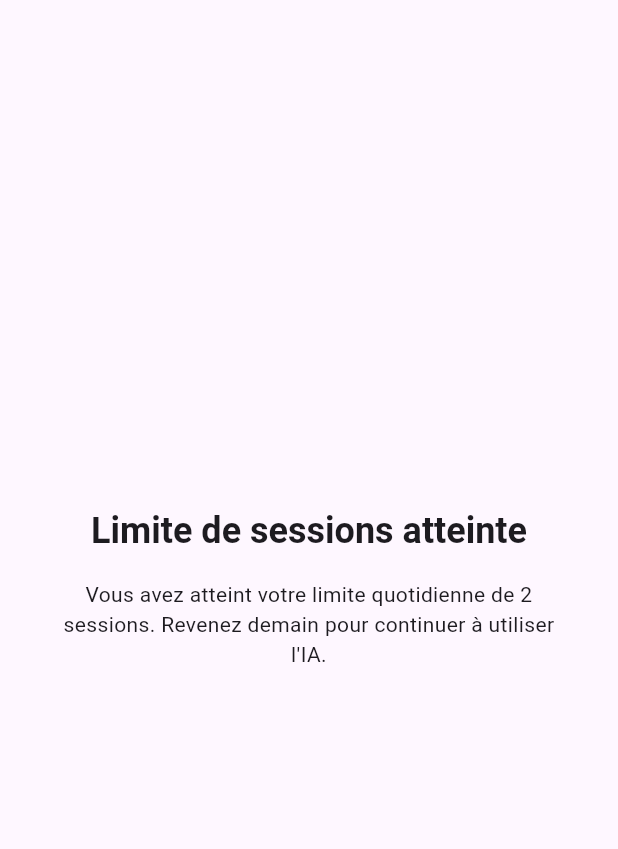
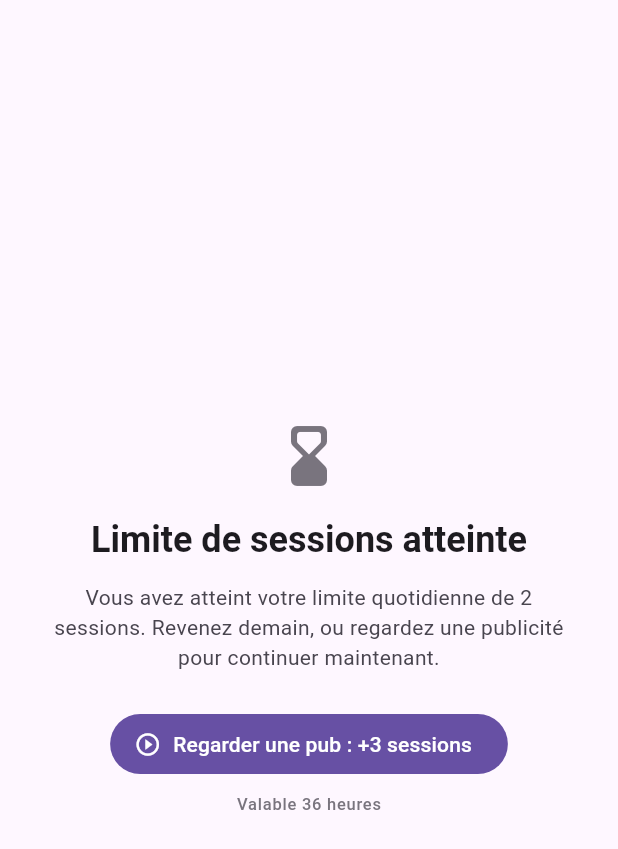
Before and after one commit to oseeshogun/work_code, a Flutter app: the SessionLimitView widget shown alone on an empty page, opened directly, on a phone screen of 412 x 824 dp. Shown: the top 849 px of the screen. Run offline on Flutter 3.47's test engine with Material 3 defaults, Android fonts, the phone set to English and light mode, and no system bars; drawn by our look-alikes of upgrader; our stand-ins replace adaptive_dialog, diacritic, drift, firebase_analytics, firebase_core, firebase_crashlytics and 14 more; missing offline and left inert: flutter_deepseek, fuzzy, markdown_widget, sqlite3, string_extensions; accounts and stored records are empty; generated files the repository leaves out were written again; network calls fail.

Commit message:
feat: Enhance session limit management with bonus sessions and ad integration

```diff
--- a/lib/core/config/env.dart
+++ b/lib/core/config/env.dart
@@ -1,6 +1,7 @@
 abstract class Env {
   static const String articleBannerAdUnitId = String.fromEnvironment('articleBannerAdUnitId');
   static const String appOpenAdUnitId = String.fromEnvironment('appOpenAdUnitId');
+  static const String aiRewardedAdUnitId = String.fromEnvironment('aiRewardedAdUnitId');
   static const String deepseekAPIKey = String.fromEnvironment('deepseekAPIKey');
   static const String deepseekApiUrl = 'https://api.deepseek.com';
 }
--- /dev/null
+++ b/lib/core/services/rewarded_ad_manager.dart
@@ -0,0 +1,58 @@
+import 'package:codedutravail/core/config/env.dart';
+import 'package:google_mobile_ads/google_mobile_ads.dart';
+
+class RewardedAdManager {
+  RewardedAd? _rewardedAd;
+  bool _isLoadingAd = false;
+
+  bool get isAdAvailable => _rewardedAd != null;
+
+  void loadAd() {
+    if (_isLoadingAd || isAdAvailable) return;
+    _isLoadingAd = true;
+    RewardedAd.load(
+      adUnitId: Env.aiRewardedAdUnitId,
+      request: const AdRequest(),
+      rewardedAdLoadCallback: RewardedAdLoadCallback(
+        onAdLoaded: (ad) {
+          _isLoadingAd = false;
+          _rewardedAd = ad;
+        },
+        onAdFailedToLoad: (_) {
+          _isLoadingAd = false;
+        },
+      ),
+    );
+  }
+
+  /// Shows the cached ad if one is ready. [onRewardEarned] fires only once the
+  /// user has watched enough of the ad to earn the reward. If no ad is ready
+  /// yet, [onAdUnavailable] fires immediately and a new one starts loading.
+  void showAd({required void Function() onRewardEarned, void Function()? onAdUnavailable}) {
+    final ad = _rewardedAd;
+    if (ad == null) {
+      onAdUnavailable?.call();
+      loadAd();
+      return;
+    }
+
+    _rewardedAd = null;
+    ad.fullScreenContentCallback = FullScreenContentCallback(
+      onAdFailedToShowFullScreenContent: (ad, _) {
+        ad.dispose();
+        loadAd();
+      },
+      onAdDismissedFullScreenContent: (ad) {
+        ad.dispose();
+        loadAd();
+      },
+    );
+
+    ad.show(onUserEarnedReward: (_, _) => onRewardEarned());
+  }
+
+  void dispose() {
+    _rewardedAd?.dispose();
+    _rewardedAd = null;
+  }
+}
--- a/lib/presentation/widgets/session_limit_view.dart
+++ b/lib/presentation/widgets/session_limit_view.dart
@@ -1,42 +1,91 @@
+import 'package:codedutravail/core/services/rewarded_ad_manager.dart';
+import 'package:codedutravail/domain/providers/chat/session_limit.dart';
 import 'package:flutter/material.dart';
+import 'package:flutter_hooks/flutter_hooks.dart';
 import 'package:hooks_riverpod/hooks_riverpod.dart';
 
-class SessionLimitView extends ConsumerWidget {
+class SessionLimitView extends HookConsumerWidget {
   final VoidCallback? onRetry;
 
   const SessionLimitView({super.key, this.onRetry});
 
   @override
   Widget build(BuildContext context, WidgetRef ref) {
-    return Column(
-      mainAxisAlignment: MainAxisAlignment.center,
+    final theme = Theme.of(context);
+    final adManager = useMemoized(() => RewardedAdManager()..loadAd());
+    useEffect(() => adManager.dispose, const []);
+    final isWatchingAd = useState(false);
+
+    void watchAd() {
+      isWatchingAd.value = true;
+      adManager.showAd(
+        onRewardEarned: () async {
+          await ref.read(sessionLimitProvider.notifier).grantBonusSessions();
+          isWatchingAd.value = false;
+          if (context.mounted) {
+            ScaffoldMessenger.of(context).showSnackBar(
+              SnackBar(content: Text('+$bonusSessionsPerAd sessions débloquées pour ${bonusSessionsDuration.inHours}h !')),
+            );
+          }
+        },
+        onAdUnavailable: () {
+          isWatchingAd.value = false;
+          if (context.mounted) {
+            ScaffoldMessenger.of(context).showSnackBar(
+              const SnackBar(content: Text("Publicité indisponible pour l'instant. Réessayez dans un instant.")),
+            );
+          }
+        },
+      );
+    }
+
+    return Center(
+      child: Padding(
+        padding: const EdgeInsets.symmetric(horizontal: 32),
+        child: Column(
+          mainAxisSize: MainAxisSize.min,
           children: [
+            Icon(Icons.hourglass_bottom_rounded, size: 48, color: theme.colorScheme.outline),
+            const SizedBox(height: 16),
             Text(
               'Limite de sessions atteinte',
-          style: Theme.of(context).textTheme.headlineSmall?.copyWith(fontWeight: FontWeight.bold),
+              style: theme.textTheme.headlineSmall?.copyWith(fontWeight: FontWeight.bold),
               textAlign: TextAlign.center,
             ),
-        const SizedBox(height: 16),
-        Padding(
-          padding: const EdgeInsets.symmetric(horizontal: 32.0),
-          child: Text(
-            'Vous avez atteint votre limite quotidienne de 2 sessions. Revenez demain pour continuer à utiliser l\'IA.',
-            style: Theme.of(
-              context,
-            ).textTheme.bodyMedium?.copyWith(color: Theme.of(context).textTheme.bodySmall?.color),
+            const SizedBox(height: 12),
+            Text(
+              'Vous avez atteint votre limite quotidienne de $maxSessionsPerDay sessions. Revenez demain, ou regardez '
+              'une publicité pour continuer maintenant.',
+              style: theme.textTheme.bodyMedium?.copyWith(color: theme.colorScheme.onSurfaceVariant),
               textAlign: TextAlign.center,
             ),
+            const SizedBox(height: 24),
+            FilledButton.icon(
+              onPressed: isWatchingAd.value ? null : watchAd,
+              icon:
+                  isWatchingAd.value
+                      ? const SizedBox(
+                        width: 18,
+                        height: 18,
+                        child: CircularProgressIndicator(strokeWidth: 2.5, color: Colors.white),
+                      )
+                      : const Icon(Icons.play_circle_outline),
+              label: Text(
+                isWatchingAd.value ? 'Chargement...' : 'Regarder une pub : +$bonusSessionsPerAd sessions',
               ),
-        const SizedBox(height: 24),
+            ),
+            const SizedBox(height: 8),
+            Text(
+              'Valable ${bonusSessionsDuration.inHours} heures',
+              style: theme.textTheme.labelSmall?.copyWith(color: theme.colorScheme.outline),
+            ),
+            if (onRetry != null) ...[
               const SizedBox(height: 16),
-        if (onRetry != null)
-          ElevatedButton.icon(
-            onPressed: onRetry,
-            icon: const Icon(Icons.refresh),
-            label: const Text('Réessayer'),
-            style: ElevatedButton.styleFrom(padding: const EdgeInsets.symmetric(horizontal: 24, vertical: 12)),
+              ElevatedButton.icon(onPressed: onRetry, icon: const Icon(Icons.refresh), label: const Text('Réessayer')),
+            ],
+          ],
         ),
-      ],
+      ),
     );
   }
 }
```
Also changed, not shown: lib/domain/providers/chat/session_limit.dart (+62 -12 lines), lib/presentation/screens/chat_screen.dart (+4 -4 lines). Lines whose indentation alone changed are shown as unchanged.
